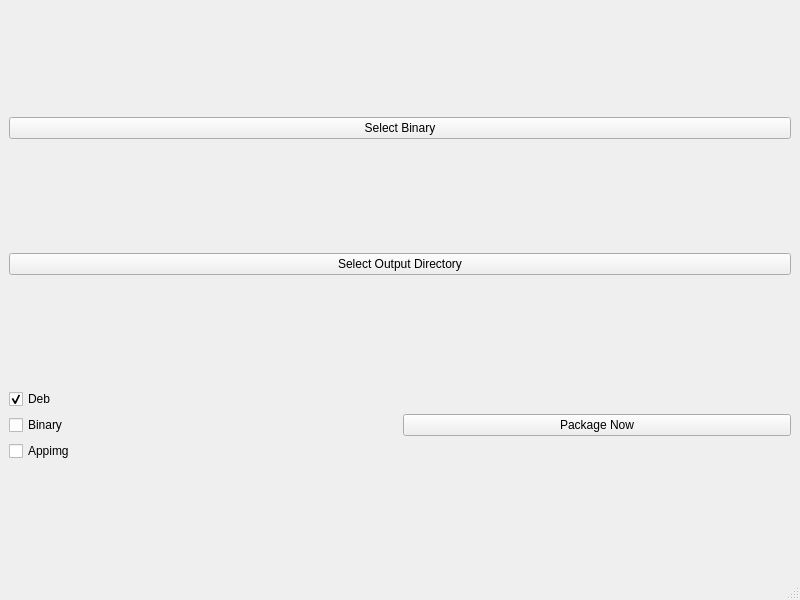
Qt form mainwindow.ui (brolerliew/packager) before a commit.
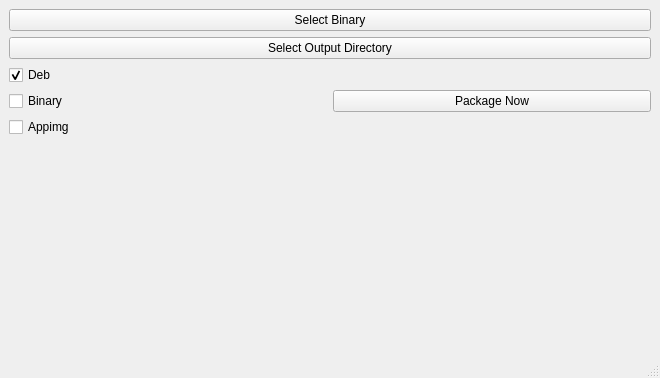
The same form after that commit.

Commit message: change suitable size

Patch:
```diff
--- a/mainwindow.ui
+++ b/mainwindow.ui
@@ -6,8 +6,8 @@
    <rect>
     <x>0</x>
     <y>0</y>
-    <width>800</width>
-    <height>600</height>
+    <width>660</width>
+    <height>378</height>
    </rect>
   </property>
   <property name="windowTitle">
@@ -15,6 +15,9 @@
   </property>
   <widget class="QWidget" name="centralwidget">
    <layout class="QGridLayout" name="gridLayout">
+    <property name="sizeConstraint">
+     <enum>QLayout::SetMaximumSize</enum>
+    </property>
     <item row="0" column="0">
      <widget class="QPushButton" name="pushButton_src">
       <property name="text">
@@ -24,6 +27,9 @@
     </item>
     <item row="2" column="0">
      <layout class="QHBoxLayout" name="horizontalLayout">
+      <property name="sizeConstraint">
+       <enum>QLayout::SetDefaultConstraint</enum>
+      </property>
       <item>
        <layout class="QVBoxLayout" name="verticalLayout">
         <item>
```
Left out of the diff: 2 changed lines with no effect on the pictures.
